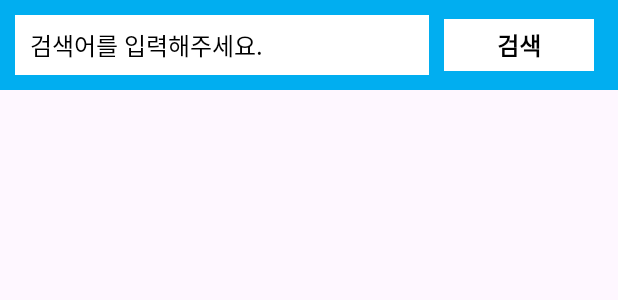
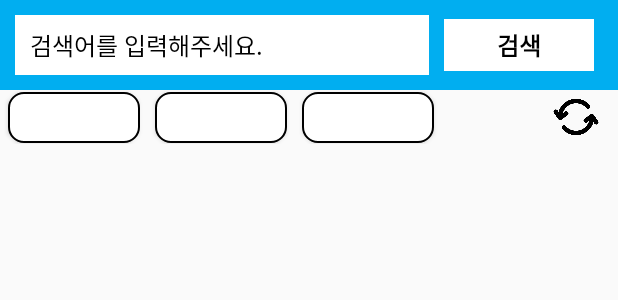
Before and after one commit to Android-Team-1RM/SparTube, an Android app: the layout fragment_search.xml on its own in the app's theme, with its tools: preview values and no code run, on a phone screen of 412 x 824 dp. Shown: the top 300 px of the screen. Run offline under Robolectric (Android 15) with nearby library versions, the phone set to English and light mode, and no system bars.

Commit message:
[FEAT] : ⚙️ SearchFragment 추천 검색 구현

```diff
--- a/app/src/main/java/com/example/naebaecamteam1rm_spartube/ViewPagerAdapter.kt
+++ b/app/src/main/java/com/example/naebaecamteam1rm_spartube/ViewPagerAdapter.kt
@@ -4,6 +4,7 @@ import androidx.fragment.app.Fragment
 import androidx.fragment.app.FragmentActivity
 import androidx.viewpager2.adapter.FragmentStateAdapter
 import com.example.naebaecamteam1rm_spartube.home.HomeFragment
+import com.example.naebaecamteam1rm_spartube.search.SearchFragment
 
 class ViewPagerAdapter(fragmentActivity: FragmentActivity): FragmentStateAdapter(fragmentActivity) {
 
--- /dev/null
+++ b/app/src/main/res/drawable/search_random_btn.xml
@@ -0,0 +1,15 @@
+<?xml version="1.0" encoding="utf-8"?>
+<shape xmlns:android="http://schemas.android.com/apk/res/android" >
+
+    <solid android:color="#fff" />
+
+    <stroke
+        android:width="1dp"
+        android:color="@color/black" />
+    <corners
+
+        android:topLeftRadius="10dp"
+        android:topRightRadius="10dp"
+        android:bottomLeftRadius="10dp"
+        android:bottomRightRadius="10dp"  />
+</shape>
--- a/app/src/main/res/layout/fragment_search.xml
+++ b/app/src/main/res/layout/fragment_search.xml
@@ -4,7 +4,7 @@
     xmlns:tools="http://schemas.android.com/tools"
     android:layout_width="match_parent"
     android:layout_height="match_parent"
-    tools:context=".SearchFragment">
+    tools:context=".search.SearchFragment">
 
     <RelativeLayout
         android:id="@+id/rl_search"
@@ -53,15 +53,83 @@
             android:textStyle="bold" />
     </RelativeLayout>
 
+    <androidx.constraintlayout.widget.ConstraintLayout
+        android:id="@+id/cl_btn"
+        android:layout_width="match_parent"
+        android:layout_height="wrap_content"
+        app:layout_constraintBottom_toTopOf="@+id/rv_searchResult"
+        app:layout_constraintEnd_toEndOf="parent"
+        app:layout_constraintHorizontal_bias="0.0"
+        app:layout_constraintStart_toStartOf="parent"
+        app:layout_constraintTop_toBottomOf="@+id/rl_search"
+        app:layout_constraintVertical_bias="0.229">
+
+        <Button
+            android:id="@+id/btn_random_first"
+            android:layout_width="wrap_content"
+            android:layout_height="34dp"
+            android:layout_marginStart="5dp"
+            android:background="@drawable/search_random_btn"
+            android:textColor="@color/black"
+            android:textSize="12sp"
+            android:textStyle="bold"
+            android:gravity="center"
+            app:layout_constraintBottom_toBottomOf="parent"
+            app:layout_constraintStart_toStartOf="parent"
+            app:layout_constraintTop_toTopOf="parent" />
+
+        <Button
+            android:id="@+id/btn_random_second"
+            android:layout_width="wrap_content"
+            android:layout_height="34dp"
+            android:layout_marginStart="10dp"
+            android:background="@drawable/search_random_btn"
+            android:textColor="@color/black"
+            android:textSize="12sp"
+            android:textStyle="bold"
+            android:gravity="center"
+            app:layout_constraintBottom_toBottomOf="parent"
+            app:layout_constraintStart_toEndOf="@+id/btn_random_first"
+            app:layout_constraintTop_toTopOf="parent" />
+
+        <Button
+            android:id="@+id/btn_random_third"
+            android:layout_width="wrap_content"
+            android:layout_height="34dp"
+            android:layout_marginStart="10dp"
+            android:background="@drawable/search_random_btn"
+            android:textColor="@color/black"
+            android:textSize="12sp"
+            android:textStyle="bold"
+            android:gravity="center"
+            app:layout_constraintBottom_toBottomOf="parent"
+            app:layout_constraintStart_toEndOf="@+id/btn_random_second"
+            app:layout_constraintTop_toTopOf="parent" />
+
+        <ImageView
+            android:id="@+id/iv_refresh"
+            android:layout_width="36dp"
+            android:layout_height="36dp"
+            android:scaleType="centerCrop"
+            android:layout_marginEnd="10dp"
+            android:src="@drawable/search_img_refresh"
+            app:layout_constraintEnd_toEndOf="parent"
+            app:layout_constraintTop_toTopOf="parent"
+            app:layout_constraintBottom_toBottomOf="parent"/>
+
+
+    </androidx.constraintlayout.widget.ConstraintLayout>
+
     <androidx.recyclerview.widget.RecyclerView
         android:id="@+id/rv_searchResult"
         android:layout_width="match_parent"
         android:layout_height="0dp"
-        android:layout_marginTop="10dp"
         android:scrollbars="vertical"
         app:layout_constraintBottom_toBottomOf="parent"
         app:layout_constraintEnd_toEndOf="parent"
+        app:layout_constraintHorizontal_bias="0.0"
         app:layout_constraintStart_toStartOf="parent"
-        app:layout_constraintTop_toBottomOf="@+id/rl_search" />
+        app:layout_constraintTop_toBottomOf="@+id/cl_btn"
+        app:layout_constraintVertical_bias="1.0" />
 
 </androidx.constraintlayout.widget.ConstraintLayout>
--- a/app/src/main/res/values/strings.xml
+++ b/app/src/main/res/values/strings.xml
@@ -2,4 +2,5 @@
     <string name="app_name">NaebaecamTeam1RM-SparTube</string>
     <!-- TODO: Remove or change this placeholder text -->
     <string name="hello_blank_fragment">Hello blank fragment</string>
+
 </resources>
--- a/app/src/main/res/values/themes.xml
+++ b/app/src/main/res/values/themes.xml
@@ -1,6 +1,6 @@
 <resources xmlns:tools="http://schemas.android.com/tools">
     <!-- Base application theme. -->
-    <style name="Base.Theme.NaebaecamTeam1RMSparTube" parent="Theme.Material3.DayNight.NoActionBar">
+    <style name="Base.Theme.NaebaecamTeam1RMSparTube" parent="Theme.AppCompat.DayNight.NoActionBar">
         <!-- Customize your light theme here. -->
         <!-- <item name="colorPrimary">@color/my_light_primary</item> -->
     </style>
```
Also changed, not shown: app/src/main/java/com/example/naebaecamteam1rm_spartube/SearchFragment.kt (deleted, +0 -59 lines), app/src/main/java/com/example/naebaecamteam1rm_spartube/search/ListOfWord.kt (added, +35 -0 lines), app/src/main/java/com/example/naebaecamteam1rm_spartube/search/SearchFragment.kt (added, +42 -0 lines), app/src/main/java/com/example/naebaecamteam1rm_spartube/search/SearchViewModel.kt (added, +8 -0 lines), app/src/main/res/drawable/search_img_refresh.png (added).
